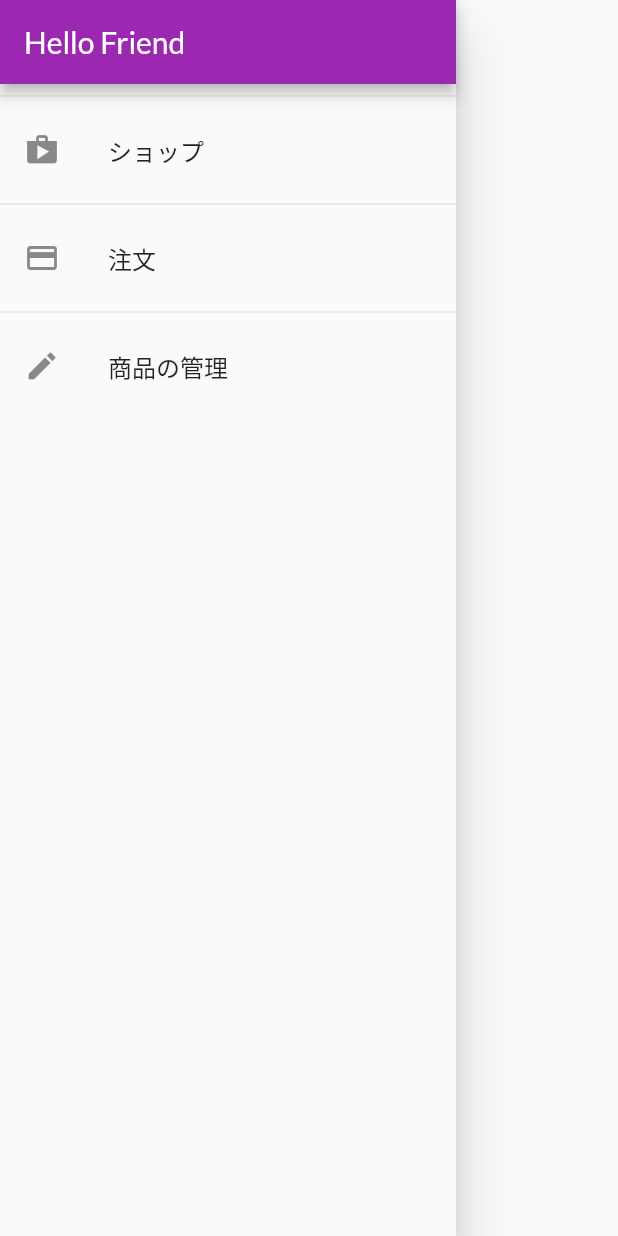
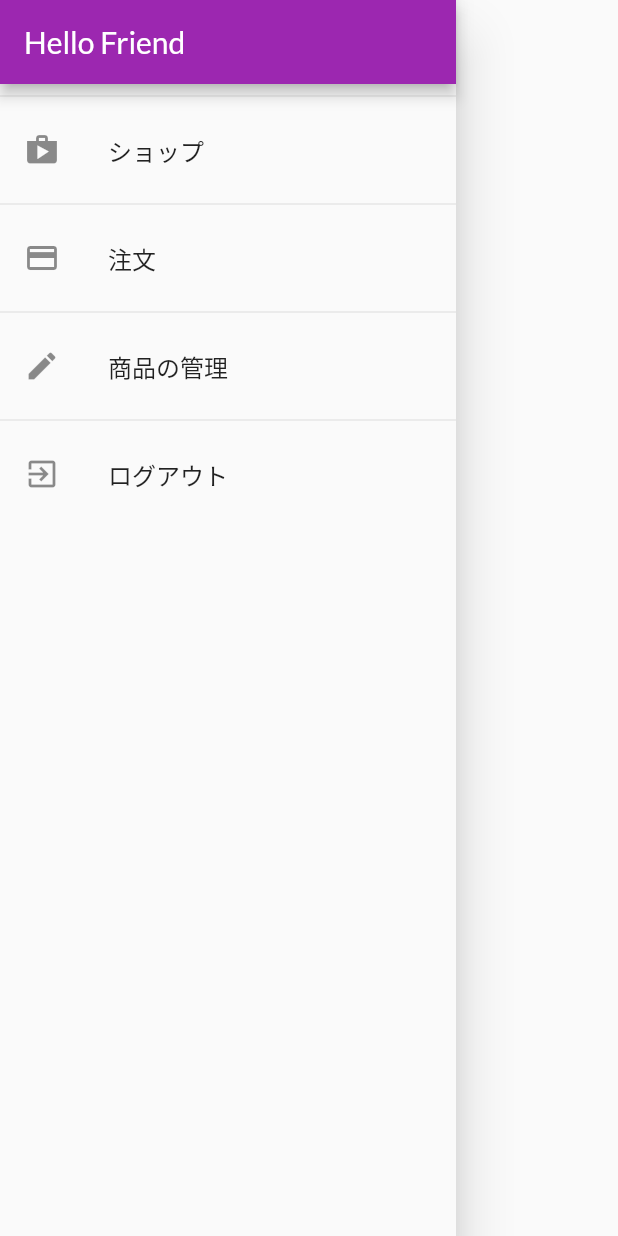
Before and after one commit to totolog-flutter/for-learning, a Flutter app: the AppDrawer widget shown alone on an empty page, opened directly, on a phone screen of 412 x 824 dp. Run offline on Flutter 3.47's test engine with Material 2 defaults, Android fonts, the phone set to English and light mode, and no system bars; network calls fail.

Commit message:
add: 276

```diff
--- a/lib/widgets/app_drawer.dart
+++ b/lib/widgets/app_drawer.dart
@@ -1,6 +1,8 @@
 import 'package:flutter/material.dart';
+import 'package:provider/provider.dart';
 import '../screens/user_products_screen.dart';
 import '../screens//order_screen.dart';
+import '../providers/auth.dart';
 
 class AppDrawer extends StatelessWidget {
   @override
@@ -22,14 +24,24 @@ class AppDrawer extends StatelessWidget {
           ListTile(
             leading: Icon(Icons.payment),
             title: Text('注文'),
-            onTap: () => Navigator.of(context).pushReplacementNamed(OrderScreen.routeName),
+            onTap: () => Navigator.of(context)
+                .pushReplacementNamed(OrderScreen.routeName),
           ),
           Divider(),
           ListTile(
             leading: Icon(Icons.edit),
             title: Text('商品の管理'),
-            onTap: () => Navigator.of(context).pushReplacementNamed(UserProductsScreen.routeName),
+            onTap: () => Navigator.of(context)
+                .pushReplacementNamed(UserProductsScreen.routeName),
           ),
+          Divider(),
+          ListTile(
+              leading: Icon(Icons.exit_to_app),
+              title: Text('ログアウト'),
+              onTap: () {
+                Navigator.of(context).pop();
+                Provider.of<Auth>(context, listen: false).logout();
+              }),
         ],
       ),
     );
```
Also changed, not shown: lib/providers/auth.dart (+7 -0 lines).
